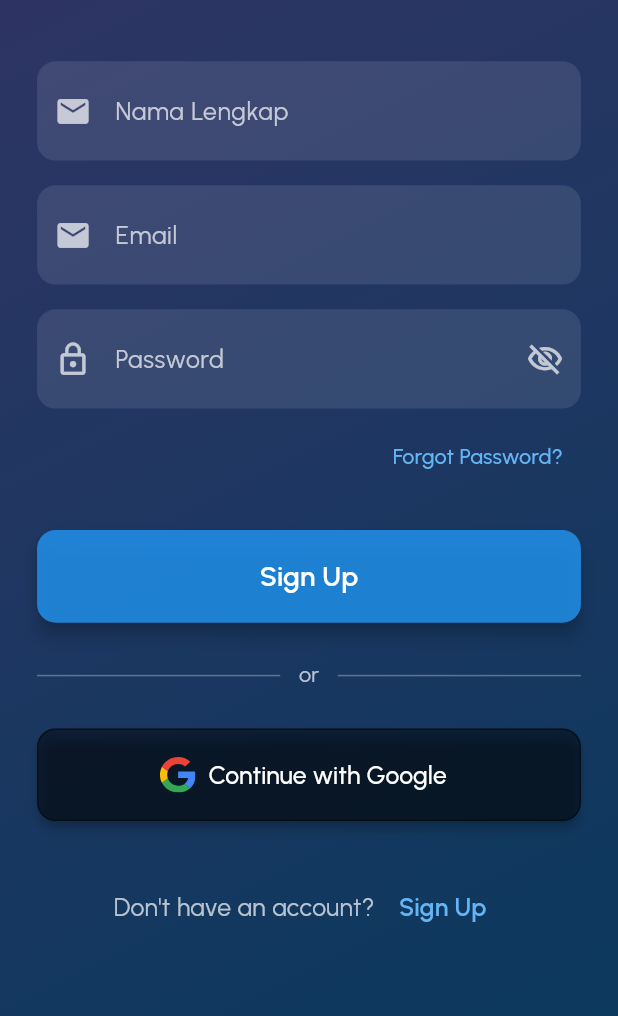
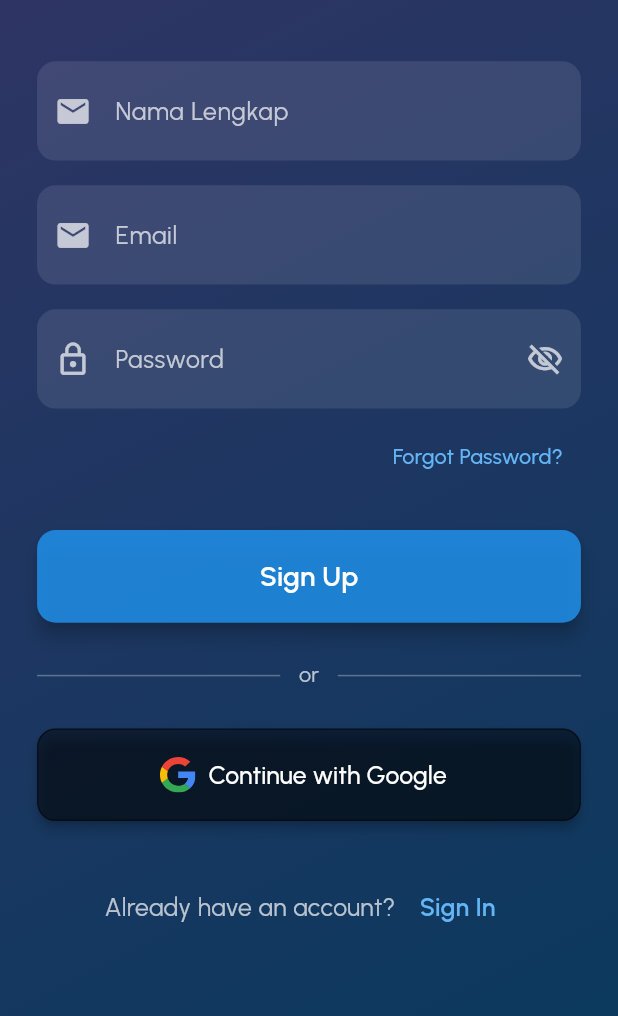
Before and after one commit to IKIII0/AnimeVerse, a Flutter app: the SignUpScreen screen opened by its route, scrolled down 98 dp, on a phone screen of 412 x 824 dp, the part 196-1212 px from its top. Run offline on Flutter 3.47's test engine with Material 3 defaults, Android fonts, the phone set to English and light mode, and no system bars; our stand-ins replace flutter_svg, go_router.

Commit message:
update screens: untuk menambahkan fitur onPressed agar tombol bisa ditekan dan berpindah dari page awal ke page lainnya

```diff
--- a/lib/screens/signin_screen.dart
+++ b/lib/screens/signin_screen.dart
@@ -1,5 +1,7 @@
 import 'package:flutter/material.dart';
 import 'package:flutter_svg/flutter_svg.dart';
+import 'package:go_router/go_router.dart';
+import '../config/routes.dart';
 import '../widgets/app_scaffold.dart';
 
 class SignInScreen extends StatelessWidget {
@@ -149,7 +151,7 @@ class SignInScreen extends StatelessWidget {
                       height: screenHeight * 0.075,
                       child: ElevatedButton(
                         onPressed: () {
-                          // TODO: Implement sign in functionality
+                          context.go(AppRoutes.home);
                         },
                         style: ElevatedButton.styleFrom(
                           backgroundColor: Colors.blue.withValues(alpha: 0.8),
@@ -254,7 +256,7 @@ class SignInScreen extends StatelessWidget {
                         ),
                         TextButton(
                           onPressed: () {
-                            // TODO: Navigate to sign up screen
+                            context.go(AppRoutes.signUp);
                           },
                           child: Text(
                             'Sign Up',
--- a/lib/screens/signup_screen.dart
+++ b/lib/screens/signup_screen.dart
@@ -1,5 +1,8 @@
 import 'package:flutter/material.dart';
 import 'package:flutter_svg/flutter_svg.dart';
+import 'package:go_router/go_router.dart';
+
+import '../config/routes.dart';
 import '../widgets/app_scaffold.dart';
 
 class SignUpScreen extends StatelessWidget {
@@ -184,7 +187,7 @@ class SignUpScreen extends StatelessWidget {
                       height: screenHeight * 0.075,
                       child: ElevatedButton(
                         onPressed: () {
-                          // TODO: Implement sign up functionality
+                          context.go(AppRoutes.signIn);
                         },
                         style: ElevatedButton.styleFrom(
                           backgroundColor: Colors.blue.withValues(alpha: 0.8),
@@ -281,7 +284,7 @@ class SignUpScreen extends StatelessWidget {
                       mainAxisAlignment: MainAxisAlignment.center,
                       children: [
                         Text(
-                          "Don't have an account? ",
+                          'Already have an account? ',
                           style: TextStyle(
                             fontSize: screenWidth * 0.04,
                             color: Colors.white70,
@@ -289,10 +292,10 @@ class SignUpScreen extends StatelessWidget {
                         ),
                         TextButton(
                           onPressed: () {
-                            // TODO: Navigate to sign up screen
+                            context.go(AppRoutes.signIn);
                           },
                           child: Text(
-                            'Sign Up',
+                            'Sign In',
                             style: TextStyle(
                               fontSize: screenWidth * 0.04,
                               fontWeight: FontWeight.w600,
```
Also changed, not shown: lib/screens/profile_screen.dart (+9 -11 lines).
